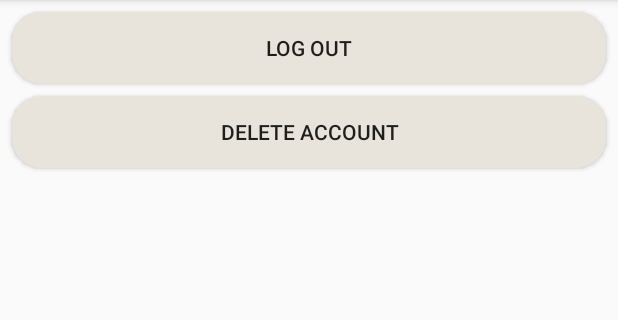
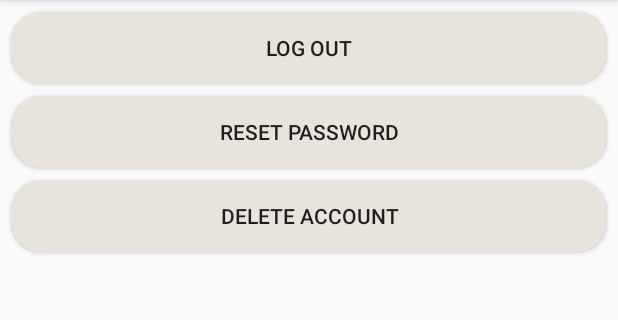
Before and after one commit to AHoflin/group10proj, an Android app: the SettingsActivity screen opened directly, with no data from a screen before it, on a phone screen of 412 x 824 dp, the part 84-404 px from its top. Run offline under Robolectric (Android 15) with nearby library versions, the phone set to English and light mode, and no system bars; our stand-ins replace Firebase (no records; nobody signed in at launch, a user with empty details on screens opened directly).

Commit message:
just another adam commit

```diff
--- a/app/src/main/res/layout/activity_settings.xml
+++ b/app/src/main/res/layout/activity_settings.xml
@@ -26,11 +26,19 @@
             android:layout_marginStart="8dp" app:layout_constraintHorizontal_bias="0.0"
             android:layout_marginTop="8dp" app:layout_constraintTop_toBottomOf="@+id/my_toolbar"/>
     <Button
+            android:text="@string/reset_pwd"
+            android:layout_width="0dp"
+            android:layout_height="wrap_content" android:id="@+id/btn_reset_pwd_2"
+            android:layout_marginTop="8dp"
+            app:layout_constraintTop_toBottomOf="@+id/btn_logout" app:layout_constraintEnd_toEndOf="@+id/btn_logout"
+            app:layout_constraintStart_toStartOf="@+id/btn_logout" android:background="@drawable/roundedbutton"/>
+    <Button
             android:text="DELETE ACCOUNT"
             android:background="@drawable/roundedbutton"
             android:layout_height="wrap_content" android:id="@+id/btn_delete_account"
+            android:layout_width="0dp"
             android:layout_marginTop="8dp"
-            app:layout_constraintTop_toBottomOf="@+id/btn_logout" app:layout_constraintStart_toStartOf="@+id/btn_logout"
-            app:layout_constraintEnd_toEndOf="@+id/btn_logout" android:layout_width="0dp"/>
+            app:layout_constraintTop_toBottomOf="@+id/btn_reset_pwd_2"
+            app:layout_constraintStart_toStartOf="@+id/btn_reset_pwd_2" app:layout_constraintEnd_toEndOf="@+id/btn_reset_pwd_2"/>
 
 </android.support.constraint.ConstraintLayout>
--- a/app/src/main/res/values/strings.xml
+++ b/app/src/main/res/values/strings.xml
@@ -25,5 +25,6 @@
     <string name="navigation_publish">Publish</string>
     <string name="home_feed">Home</string>
     <string name="pic_of_the_day_feed">Pic of the day</string>
+    <string name="reset_pwd">Reset password</string>
 
 </resources>
```
